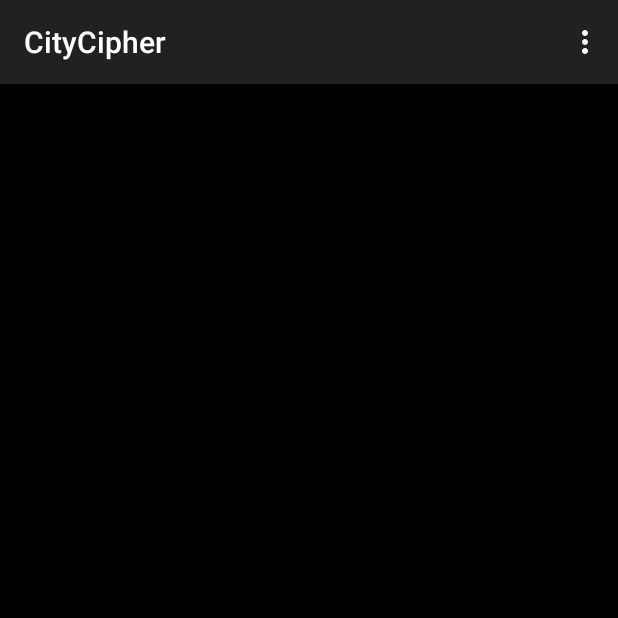
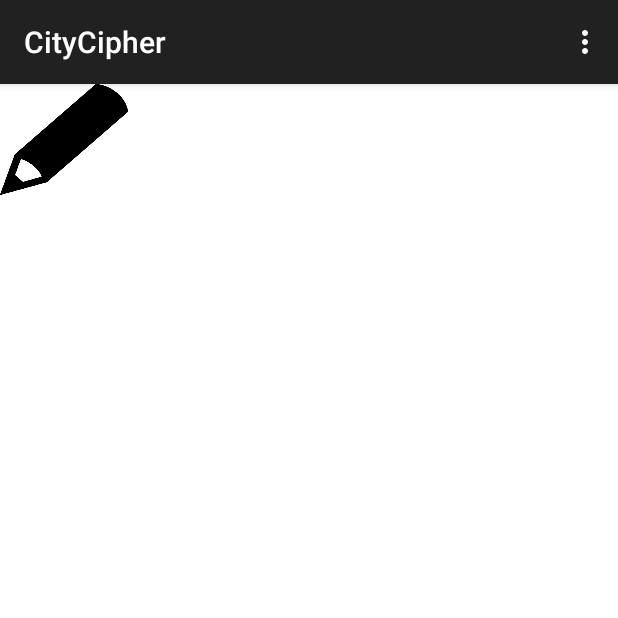
Before and after one commit to benjamin3878/HoboSigns, an Android app: the CreatePost screen opened directly, with no data from a screen before it, on a phone screen of 412 x 824 dp, the top half of it. Run offline under Robolectric (Android 15) with nearby library versions, the phone set to English and light mode, and no system bars; libraries missing offline, so code that uses them is left out: com.parse; 1 statement that could not run was skipped.

Commit message:
changed button icon

```diff
--- a/app/src/main/res/layout/create_post.xml
+++ b/app/src/main/res/layout/create_post.xml
@@ -5,7 +5,7 @@
     android:orientation="vertical"
     android:layout_width="fill_parent"
     android:layout_height="fill_parent"
-    android:background="#000"
+    android:background="#fff"
     android:weightSum="1">
 
     <course.example.ben.hobosigns.DrawingView
@@ -25,7 +25,7 @@
     <Button
         android:layout_width="85dp"
         android:layout_height="74dp"
-        android:background = "@drawable/black_slr_camera_256"
+        android:background = "@drawable/colorpicker"
         android:id="@+id/camera_button"
         android:layout_gravity="right" />
 
```
Also changed, not shown: app/src/main/res/drawable/colorpicker.png (added).
